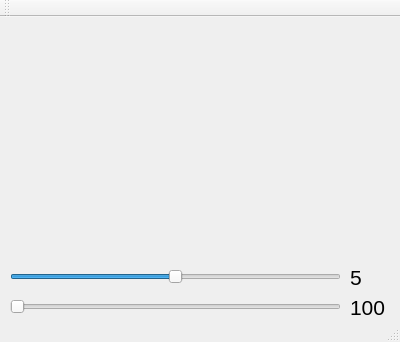
The window that mainwindow.ui (Gavekort/QuadtreeDecomposer) describes before a commit, drawn with Qt 5.
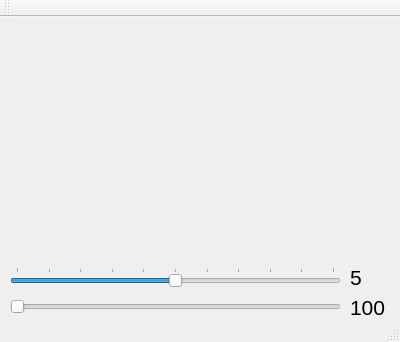
The same window after the commit.

```diff
--- a/mainwindow.ui
+++ b/mainwindow.ui
@@ -57,6 +57,18 @@
     <property name="orientation">
      <enum>Qt::Horizontal</enum>
     </property>
+    <property name="invertedAppearance">
+     <bool>false</bool>
+    </property>
+    <property name="invertedControls">
+     <bool>false</bool>
+    </property>
+    <property name="tickPosition">
+     <enum>QSlider::TicksAbove</enum>
+    </property>
+    <property name="tickInterval">
+     <number>1</number>
+    </property>
    </widget>
    <widget class="QLabel" name="sliderlabel">
     <property name="geometry">
```
